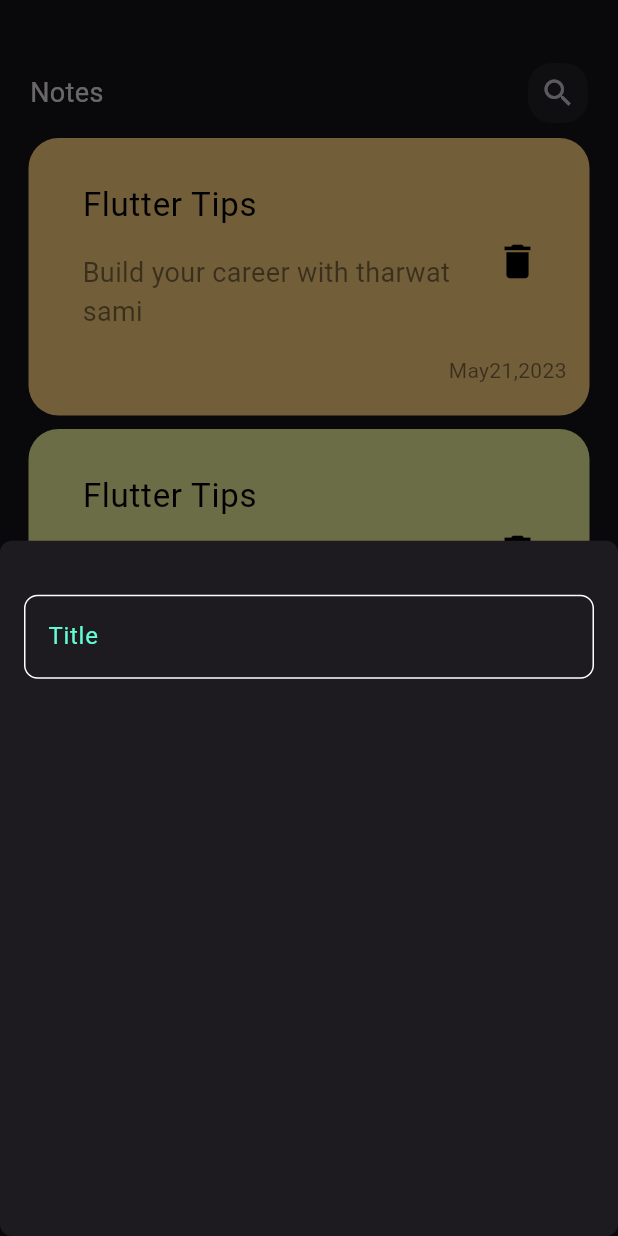
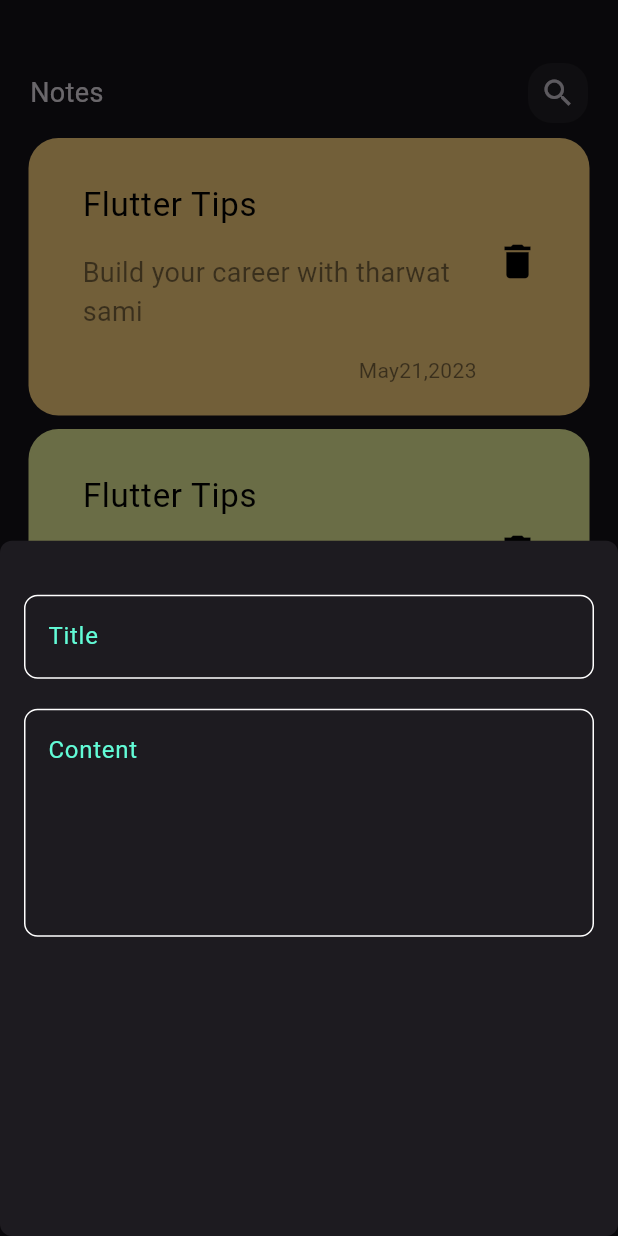
Before and after one commit to Abdullah537-studio/NoteApp, a Flutter app: the screen it shows after launch, after a tap on the "add" icon, on a phone screen of 412 x 824 dp. Run offline on Flutter 3.47's test engine with Material 3 defaults, Android fonts, the phone set to English and light mode, and no system bars.

Commit message:
add content (TextFromField) to showModalBottomSheet

```diff
--- a/lib/Widget/Add_note_buttom_sheet.dart
+++ b/lib/Widget/Add_note_buttom_sheet.dart
@@ -7,13 +7,19 @@ class AddNoteButtomSheet extends StatelessWidget {
   @override
   Widget build(BuildContext context) {
     return const Padding(
-      padding: EdgeInsets.symmetric(horizontal: 16),
+      padding: EdgeInsets.symmetric(horizontal: 16, vertical: 36),
       child: Column(
         children: [
+          CustomTextField(
+            hint: "Title",
+          ),
           SizedBox(
-            height: 36,
+            height: 20,
           ),
-          CustomTextField(),
+          CustomTextField(
+            hint: "Content",
+            maxLines: 5,
+          ),
         ],
       ),
     );
--- a/lib/Widget/custom_note_item.dart
+++ b/lib/Widget/custom_note_item.dart
@@ -44,7 +44,7 @@ class NoteItem extends StatelessWidget {
           Row(
             children: [
               const SizedBox(
-                width: 260,
+                width: 200,
               ),
               Text(
                 "May21,2023",
--- a/lib/Widget/custom_text_field.dart
+++ b/lib/Widget/custom_text_field.dart
@@ -2,14 +2,17 @@ import 'package:flutter/material.dart';
 import 'package:flutter_to_do_list/Widget/Constants.dart';
 
 class CustomTextField extends StatelessWidget {
-  const CustomTextField({super.key});
+  final String hint;
+  final int maxLines;
+  const CustomTextField({super.key, required this.hint, this.maxLines = 1});
 
   @override
   Widget build(BuildContext context) {
     return TextField(
       cursorColor: kPrimaryColor,
+      maxLines: maxLines,
       decoration: InputDecoration(
-        hintText: "Title",
+        hintText: hint,
         hintStyle: TextStyle(color: kPrimaryColor),
         border: buildBorder(),
         enabledBorder: buildBorder(),
@@ -17,10 +20,10 @@ class CustomTextField extends StatelessWidget {
       ),
     );
   }
+}
 
-  OutlineInputBorder buildBorder([color1]) {
-    return OutlineInputBorder(
-        borderSide: BorderSide(color: color1 ?? Colors.white),
-        borderRadius: BorderRadius.circular(9));
-  }
+OutlineInputBorder buildBorder([color1]) {
+  return OutlineInputBorder(
+      borderSide: BorderSide(color: color1 ?? Colors.white),
+      borderRadius: BorderRadius.circular(9));
 }
```
